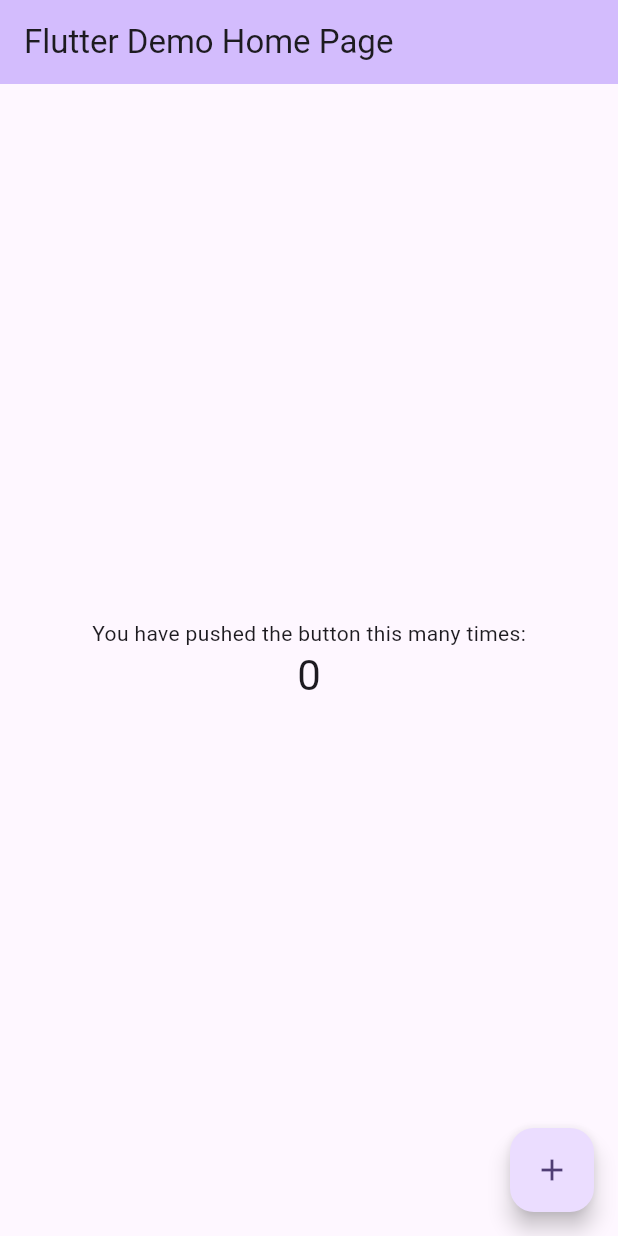
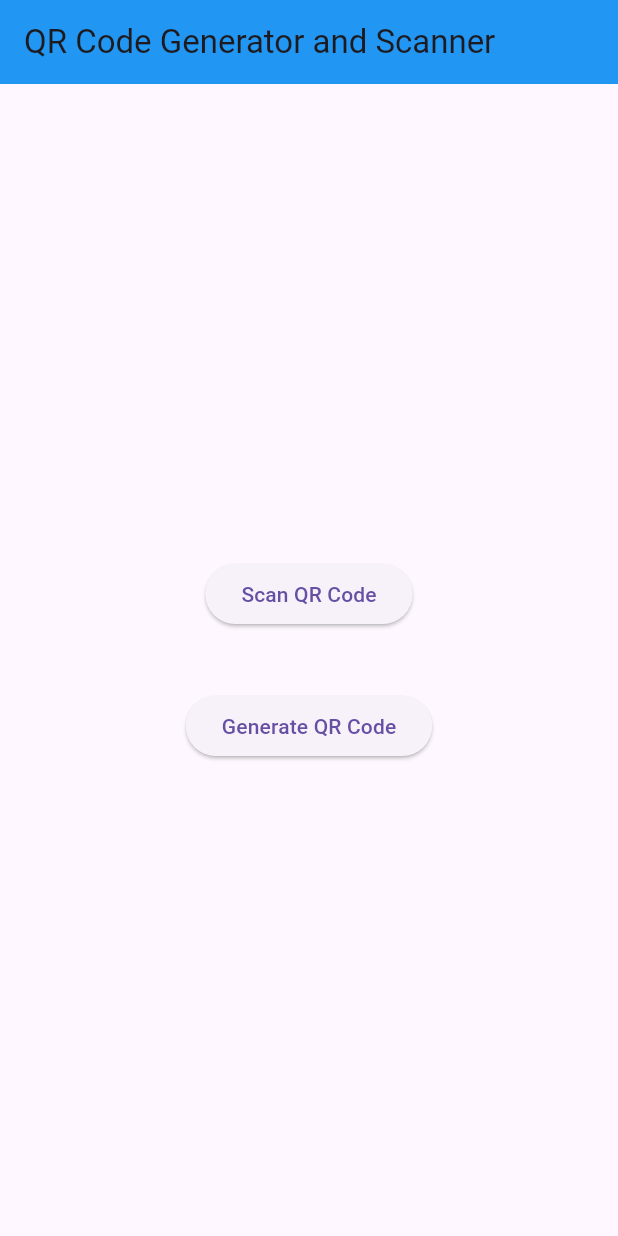
Before and after one commit to Firas-Faisal/qr_scanner_and_generator_in_flutter, a Flutter app: the screen it shows after launch, on a phone screen of 412 x 824 dp. Run offline on Flutter 3.47's test engine with Material 3 defaults, Android fonts, the phone set to English and light mode, and no system bars; our stand-ins replace get, qr_flutter; missing offline and left inert: flutter_barcode_scanner.

Commit message:
new code

```diff
--- a/qr_scanner_and_generator_in_flutter/lib/main.dart
+++ b/qr_scanner_and_generator_in_flutter/lib/main.dart
@@ -1,4 +1,7 @@
 import 'package:flutter/material.dart';
+import 'package:get/get.dart';
+import 'package:qr_scanner_and_generator_in_flutter/screen/generate_qr_code/generate_qr_code.dart';
+import 'package:qr_scanner_and_generator_in_flutter/screen/scan_qr_code/scan_qr_code.dart';
 
 void main() {
   runApp(const MyApp());
@@ -7,119 +10,47 @@
 class MyApp extends StatelessWidget {
   const MyApp({super.key});
 
-  // This widget is the root of your application.
   @override
   Widget build(BuildContext context) {
-    return MaterialApp(
-      title: 'Flutter Demo',
-      theme: ThemeData(
-        // This is the theme of your application.
-        //
-        // TRY THIS: Try running your application with "flutter run". You'll see
-        // the application has a purple toolbar. Then, without quitting the app,
-        // try changing the seedColor in the colorScheme below to Colors.green
-        // and then invoke "hot reload" (save your changes or press the "hot
-        // reload" button in a Flutter-supported IDE, or press "r" if you used
-        // the command line to start the app).
-        //
-        // Notice that the counter didn't reset back to zero; the application
-        // state is not lost during the reload. To reset the state, use hot
-        // restart instead.
-        //
-        // This works for code too, not just values: Most code changes can be
-        // tested with just a hot reload.
-        colorScheme: ColorScheme.fromSeed(seedColor: Colors.deepPurple),
-        useMaterial3: true,
-      ),
-      home: const MyHomePage(title: 'Flutter Demo Home Page'),
+    return GetMaterialApp(
+      title: 'QR Code Generator and Scanner',
+      debugShowCheckedModeBanner: false,
+      initialRoute: '/',
+      getPages: [
+        GetPage(name: '/', page: () => const MyHomePage()),
+        GetPage(name: '/scan', page: () => ScanQRCode()),
+        GetPage(name: '/generate', page: () => GenerateQRCode()),
+      ],
     );
   }
 }
 
-class MyHomePage extends StatefulWidget {
-  const MyHomePage({super.key, required this.title});
-
-  // This widget is the home page of your application. It is stateful, meaning
-  // that it has a State object (defined below) that contains fields that affect
-  // how it looks.
-
-  // This class is the configuration for the state. It holds the values (in this
-  // case the title) provided by the parent (in this case the App widget) and
-  // used by the build method of the State. Fields in a Widget subclass are
-  // always marked "final".
-
-  final String title;
-
-  @override
-  State<MyHomePage> createState() => _MyHomePageState();
-}
-
-class _MyHomePageState extends State<MyHomePage> {
-  int _counter = 0;
-
-  void _incrementCounter() {
-    setState(() {
-      // This call to setState tells the Flutter framework that something has
-      // changed in this State, which causes it to rerun the build method below
-      // so that the display can reflect the updated values. If we changed
-      // _counter without calling setState(), then the build method would not be
-      // called again, and so nothing would appear to happen.
-      _counter++;
-    });
-  }
+class MyHomePage extends StatelessWidget {
+  const MyHomePage({super.key});
 
   @override
   Widget build(BuildContext context) {
-    // This method is rerun every time setState is called, for instance as done
-    // by the _incrementCounter method above.
-    //
-    // The Flutter framework has been optimized to make rerunning build methods
-    // fast, so that you can just rebuild anything that needs updating rather
-    // than having to individually change instances of widgets.
     return Scaffold(
       appBar: AppBar(
-        // TRY THIS: Try changing the color here to a specific color (to
-        // Colors.amber, perhaps?) and trigger a hot reload to see the AppBar
-        // change color while the other colors stay the same.
-        backgroundColor: Theme.of(context).colorScheme.inversePrimary,
-        // Here we take the value from the MyHomePage object that was created by
-        // the App.build method, and use it to set our appbar title.
-        title: Text(widget.title),
+        title: const Text('QR Code Generator and Scanner'),
+        backgroundColor: Colors.blue,
       ),
       body: Center(
-        // Center is a layout widget. It takes a single child and positions it
-        // in the middle of the parent.
         child: Column(
-          // Column is also a layout widget. It takes a list of children and
-          // arranges them vertically. By default, it sizes itself to fit its
-          // children horizontally, and tries to be as tall as its parent.
-          //
-          // Column has various properties to control how it sizes itself and
-          // how it positions its children. Here we use mainAxisAlignment to
-          // center the children vertically; the main axis here is the vertical
-          // axis because Columns are vertical (the cross axis would be
-          // horizontal).
-          //
-          // TRY THIS: Invoke "debug painting" (choose the "Toggle Debug Paint"
-          // action in the IDE, or press "p" in the console), to see the
-          // wireframe for each widget.
           mainAxisAlignment: MainAxisAlignment.center,
-          children: <Widget>[
-            const Text(
-              'You have pushed the button this many times:',
+          children: [
+            ElevatedButton(
+              onPressed: () => Get.toNamed('/scan'),
+              child: const Text('Scan QR Code'),
             ),
-            Text(
-              '$_counter',
-              style: Theme.of(context).textTheme.headlineMedium,
+            const SizedBox(height: 40),
+            ElevatedButton(
+              onPressed: () => Get.toNamed('/generate'),
+              child: const Text('Generate QR Code'),
             ),
           ],
         ),
       ),
-      floatingActionButton: FloatingActionButton(
-        onPressed: _incrementCounter,
-        tooltip: 'Increment',
-        child: const Icon(Icons.add),
-      ), // This trailing comma makes auto-formatting nicer for build methods.
     );
   }
 }
```
Also changed, not shown: qr_scanner_and_generator_in_flutter/lib/screen/generate_qr_code/controller/controller_generate_qr_code.dart (added, +24 -0 lines), qr_scanner_and_generator_in_flutter/lib/screen/generate_qr_code/generate_qr_code.dart (added, +63 -0 lines), qr_scanner_and_generator_in_flutter/lib/screen/scan_qr_code/controller/controller_scan_qr.dart (added, +19 -0 lines), qr_scanner_and_generator_in_flutter/lib/screen/scan_qr_code/scan_qr_code.dart (added, +51 -0 lines), qr_scanner_and_generator_in_flutter/pubspec.yaml (+5 -17 lines), qr_scanner_and_generator_in_flutter/pubspec.lock.
